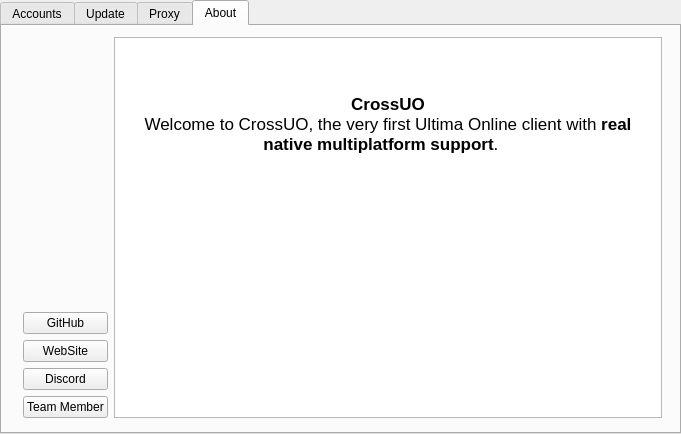
jokker23/OrionLauncher, file launcherwindow.ui: the form before one commit.
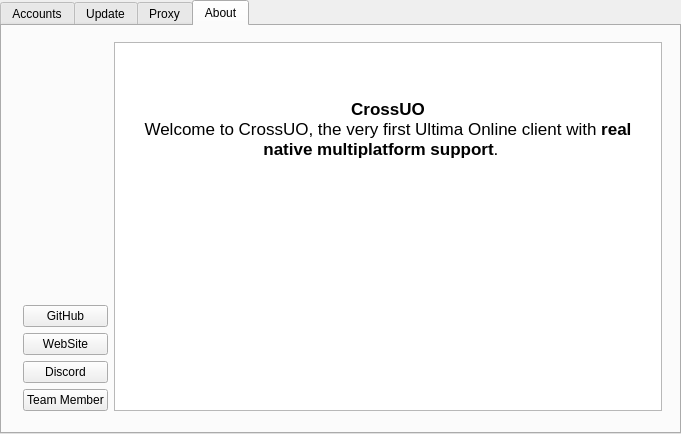
The form after the commit. The open tabs and pages were chosen to show the change. Icons and pictures are not drawn.

Commit message: Minor fix to top/botton alignment of about + bump version

```diff
--- a/launcherwindow.ui
+++ b/launcherwindow.ui
@@ -1034,9 +1034,9 @@
         <property name="geometry">
          <rect>
           <x>10</x>
-          <y>0</y>
+          <y>5</y>
           <width>661</width>
-          <height>403</height>
+          <height>391</height>
          </rect>
         </property>
         <layout class="QHBoxLayout" name="horizontalLayout_17">
@@ -1088,10 +1088,10 @@
             <string>&lt;!DOCTYPE HTML PUBLIC &quot;-//W3C//DTD HTML 4.0//EN&quot; &quot;http://www.w3.org/TR/REC-html40/strict.dtd&quot;&gt;
 &lt;html&gt;&lt;head&gt;&lt;meta name=&quot;qrichtext&quot; content=&quot;1&quot; /&gt;&lt;style type=&quot;text/css&quot;&gt;
 p, li { white-space: pre-wrap; }
-&lt;/style&gt;&lt;/head&gt;&lt;body style=&quot; font-family:'.SF NS Text'; font-size:13pt; font-weight:400; font-style:normal;&quot;&gt;
-&lt;p style=&quot; margin-top:0px; margin-bottom:0px; margin-left:0px; margin-right:0px; -qt-block-indent:0; text-indent:0px;&quot;&gt;      &lt;/p&gt;
-&lt;p style=&quot; margin-top:0px; margin-bottom:0px; margin-left:0px; margin-right:0px; -qt-block-indent:0; text-indent:0px;&quot;&gt;      &lt;/p&gt;
-&lt;p align=&quot;center&quot; style=&quot; margin-top:12px; margin-bottom:12px; margin-left:0px; margin-right:0px; -qt-block-indent:0; text-indent:0px;&quot;&gt;&lt;span style=&quot; font-weight:600;&quot;&gt;CrossUO&lt;/span&gt; &lt;br /&gt;Welcome to CrossUO, the very first Ultima Online client with &lt;span style=&quot; font-weight:600;&quot;&gt;real native multiplatform support&lt;/span&gt;.   &lt;/p&gt;&lt;/body&gt;&lt;/html&gt;</string>
+&lt;/style&gt;&lt;/head&gt;&lt;body style=&quot; font-family:'Noto Sans'; font-size:10pt; font-weight:400; font-style:normal;&quot;&gt;
+&lt;p style=&quot; margin-top:0px; margin-bottom:0px; margin-left:0px; margin-right:0px; -qt-block-indent:0; text-indent:0px;&quot;&gt;&lt;span style=&quot; font-family:'.SF NS Text'; font-size:13pt;&quot;&gt;      &lt;/span&gt;&lt;/p&gt;
+&lt;p style=&quot; margin-top:0px; margin-bottom:0px; margin-left:0px; margin-right:0px; -qt-block-indent:0; text-indent:0px;&quot;&gt;&lt;span style=&quot; font-family:'.SF NS Text'; font-size:13pt;&quot;&gt;      &lt;/span&gt;&lt;/p&gt;
+&lt;p align=&quot;center&quot; style=&quot; margin-top:12px; margin-bottom:12px; margin-left:0px; margin-right:0px; -qt-block-indent:0; text-indent:0px;&quot;&gt;&lt;span style=&quot; font-family:'.SF NS Text'; font-size:13pt; font-weight:600;&quot;&gt;CrossUO&lt;/span&gt;&lt;span style=&quot; font-family:'.SF NS Text'; font-size:13pt;&quot;&gt; &lt;br /&gt;Welcome to CrossUO, the very first Ultima Online client with &lt;/span&gt;&lt;span style=&quot; font-family:'.SF NS Text'; font-size:13pt; font-weight:600;&quot;&gt;real native multiplatform support&lt;/span&gt;&lt;span style=&quot; font-family:'.SF NS Text'; font-size:13pt;&quot;&gt;.   &lt;/span&gt;&lt;/p&gt;&lt;/body&gt;&lt;/html&gt;</string>
            </property>
           </widget>
          </item>
```
Left out of the diff: 2 changed lines with no effect on the pictures. The commit also changes 1 other file.
